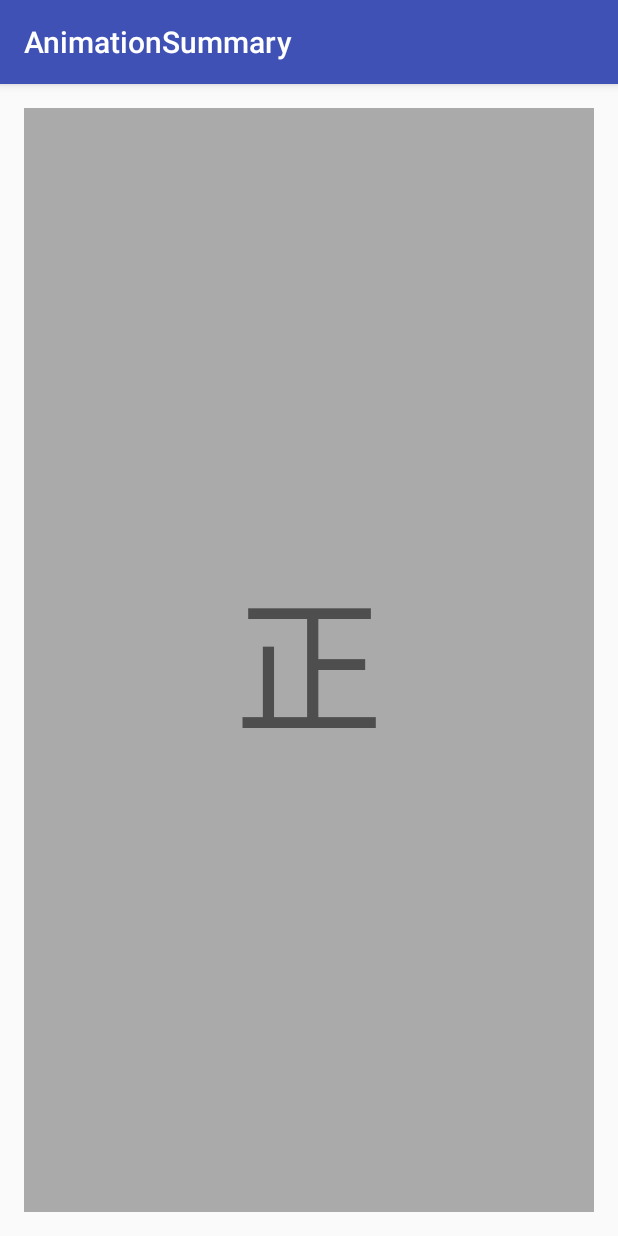
After one commit to limushan/AnimationSummary, an Android app: the PlaneRevolutionActivity screen opened directly, with no data from a screen before it, on a phone screen of 412 x 824 dp. The commit adds this screen. Run offline under Robolectric (Android 15) with nearby library versions, the phone set to English and light mode, and no system bars.

Commit message:
水平旋转

```diff
--- a/app/src/main/AndroidManifest.xml
+++ b/app/src/main/AndroidManifest.xml
@@ -21,7 +21,8 @@
         <activity android:name=".activity.LayoutAnimationActivity" />
         <activity android:name=".activity.ValueAnimationActivity" />
         <activity android:name=".activity.FrameByFrameActivity" />
-        <activity android:name=".activity.TweenActivity"></activity>
+        <activity android:name=".activity.TweenActivity" />
+        <activity android:name=".activity.PlaneRevolutionActivity"></activity>
     </application>
 
 </manifest>
--- /dev/null
+++ b/app/src/main/java/com/android/animation/activity/PlaneRevolutionActivity.java
@@ -0,0 +1,22 @@
+package com.android.animation.activity;
+
+import android.content.Context;
+import android.content.Intent;
+import android.support.v7.app.AppCompatActivity;
+import android.os.Bundle;
+
+import com.android.animation.R;
+
+public class PlaneRevolutionActivity extends AppCompatActivity {
+
+    public static void start(Context context) {
+        Intent intent = new Intent(context, PlaneRevolutionActivity.class);
+        context.startActivity(intent);
+    }
+
+    @Override
+    protected void onCreate(Bundle savedInstanceState) {
+        super.onCreate(savedInstanceState);
+        setContentView(R.layout.activity_plane_revolution);
+    }
+}
--- a/app/src/main/java/com/android/animation/activity/ValueAnimationActivity.java
+++ b/app/src/main/java/com/android/animation/activity/ValueAnimationActivity.java
@@ -209,4 +209,8 @@ public class ValueAnimationActivity extends Activity {
         });
         animator1.start();
     }
+
+    public void planeRevolution(View view) {
+        PlaneRevolutionActivity.start(this);
+    }
 }
--- /dev/null
+++ b/app/src/main/java/com/android/animation/view/PlaneRevolutionLayout.java
@@ -0,0 +1,157 @@
+package com.android.animation.view;
+
+import android.animation.Animator;
+import android.animation.AnimatorInflater;
+import android.animation.AnimatorListenerAdapter;
+import android.content.Context;
+import android.content.res.TypedArray;
+import android.util.AttributeSet;
+import android.view.View;
+import android.widget.FrameLayout;
+
+import com.android.animation.R;
+
+/**
+ * @author 李彬彬
+ *         2017/2/14
+ */
+
+public class PlaneRevolutionLayout extends FrameLayout {
+    public static final int HORIZONTAL = 0;
+    public static final int VERTICAL = 1;
+    public static final int FRONT = 0;
+    public static final int BACK = 1;
+
+    private int mOrientation;
+    private int mLocation;
+    private View mFrontClickView;
+    private View mBackClickView;
+    private View mFirstView;
+    private View mSecondView;
+
+    private int mFrontClickViewResId = -1;
+    private int mBackClickViewResId = -1;
+
+    private Animator mFrontAnimator;
+    private Animator mBackAnimator;
+
+
+    public PlaneRevolutionLayout(Context context) {
+        this(context, null);
+    }
+
+    public PlaneRevolutionLayout(Context context, AttributeSet attrs) {
+        this(context, attrs, 0);
+    }
+
+    public PlaneRevolutionLayout(Context context, AttributeSet attrs, int defStyleAttr) {
+        this(context, attrs, defStyleAttr, 0);
+    }
+
+    public PlaneRevolutionLayout(Context context, AttributeSet attrs, int defStyleAttr, int defStyleRes) {
+        super(context, attrs, defStyleAttr, defStyleRes);
+
+        TypedArray ta = context.obtainStyledAttributes(attrs, R.styleable.PlaneRevolutionLayout, defStyleAttr, defStyleRes);
+        mOrientation = ta.getInt(R.styleable.PlaneRevolutionLayout_orientation, 0);
+        mFrontClickViewResId = ta.getInt(R.styleable.PlaneRevolutionLayout_frontClickId, -1);
+        mBackClickViewResId = ta.getInt(R.styleable.PlaneRevolutionLayout_backClickId, -1);
+        ta.recycle();
+
+        initAnimator();
+    }
+
+    private void initAnimator() {
+        mFrontAnimator = AnimatorInflater.loadAnimator(getContext(), R.animator.verical_revolution_front);
+        mBackAnimator = AnimatorInflater.loadAnimator(getContext(), R.animator.verical_revolution_back);
+        mFrontAnimator.addListener(new AnimatorListenerAdapter() {
+            @Override
+            public void onAnimationStart(Animator animation) {
+                setClickable(false);
+            }
+        });
+
+        mBackAnimator.addListener(new AnimatorListenerAdapter() {
+            @Override
+            public void onAnimationEnd(Animator animation) {
+                setClickable(true);
+            }
+        });
+    }
+
+    @Override
+    protected void onFinishInflate() {
+        int childCount = getChildCount();
+        if (childCount != 2)
+            throw new IllegalStateException("this layout must have exactly 2 children!");
+        mFirstView = getChildAt(0);
+        mSecondView = getChildAt(1);
+        if (mFrontClickViewResId != -1) {
+            setFrontClickView(findViewById(mFrontClickViewResId));
+        } else {
+            setFrontClickView(mFirstView);
+        }
+        if (mBackClickViewResId != -1) {
+            setBackClickView(findViewById(mBackClickViewResId));
+        } else {
+            setBackClickView(mSecondView);
+        }
+    }
+
+    private void setFrontClickView(View frontClickView) {
+        if (mFrontClickView != null) {
+            mFrontClickView.setOnClickListener(null);
+        }
+        mFrontClickView = frontClickView;
+        if (mFrontClickView != null) {
+            mFrontClickView.setOnClickListener(new OnClickListener() {
+                @Override
+                public void onClick(View v) {
+                    startRotate();
+                }
+            });
+        }
+    }
+
+    public void setBackClickView(View backClickView) {
+        if (mBackClickView != null) {
+            mBackClickView.setOnClickListener(null);
+        }
+        mBackClickView = backClickView;
+        if (mBackClickView != null) {
+            mBackClickView.setOnClickListener(new OnClickListener() {
+                @Override
+                public void onClick(View v) {
+                    startRotate();
+                }
+            });
+        }
+    }
+
+    /**
+     * start switch view
+     */
+    private void startRotate() {
+        if (mLocation == FRONT) {
+            mFrontAnimator.setTarget(mSecondView);
+            mBackAnimator.setTarget(mFirstView);
+            mFrontAnimator.start();
+            mBackAnimator.start();
+            mLocation = BACK;
+        } else {
+            mFrontAnimator.setTarget(mFirstView);
+            mBackAnimator.setTarget(mSecondView);
+            mFrontAnimator.start();
+            mBackAnimator.start();
+            //setCameraDistance();
+            mLocation = FRONT;
+        }
+        setCameraDistance();
+
+    }
+
+    private void setCameraDistance() {
+        float distance = getContext().getResources().getDisplayMetrics().density * 16000;
+        mFirstView.setCameraDistance(distance);
+        mSecondView.setCameraDistance(distance);
+    }
+}
--- /dev/null
+++ b/app/src/main/res/animator/verical_revolution_back.xml
@@ -0,0 +1,15 @@
+<?xml version="1.0" encoding="utf-8"?>
+<set xmlns:android="http://schemas.android.com/apk/res/android">
+    <objectAnimator
+        android:duration="3000"
+        android:propertyName="rotationY"
+        android:valueFrom="-180"
+        android:valueTo="0" />
+
+    <objectAnimator
+        android:duration="0"
+        android:propertyName="alpha"
+        android:startOffset="1500"
+        android:valueFrom="0.0"
+        android:valueTo="1.0" />
+</set>
--- /dev/null
+++ b/app/src/main/res/animator/verical_revolution_front.xml
@@ -0,0 +1,17 @@
+<?xml version="1.0" encoding="utf-8"?>
+<set xmlns:android="http://schemas.android.com/apk/res/android">
+
+    <objectAnimator
+        android:duration="3000"
+        android:propertyName="rotationY"
+        android:valueFrom="0"
+        android:valueTo="180" />
+
+    <objectAnimator
+        android:duration="0"
+        android:propertyName="alpha"
+        android:startOffset="1500"
+        android:valueFrom="1"
+        android:valueTo="0" />
+
+</set>
--- /dev/null
+++ b/app/src/main/res/layout/activity_plane_revolution.xml
@@ -0,0 +1,29 @@
+<?xml version="1.0" encoding="utf-8"?>
+<com.android.animation.view.PlaneRevolutionLayout xmlns:android="http://schemas.android.com/apk/res/android"
+    xmlns:tools="http://schemas.android.com/tools"
+    android:id="@+id/activity_plane_revolution"
+    android:layout_width="match_parent"
+    android:layout_height="match_parent"
+    android:paddingBottom="@dimen/activity_vertical_margin"
+    android:paddingLeft="@dimen/activity_horizontal_margin"
+    android:paddingRight="@dimen/activity_horizontal_margin"
+    android:paddingTop="@dimen/activity_vertical_margin"
+    tools:context="com.android.animation.activity.PlaneRevolutionActivity">
+
+    <TextView
+        android:layout_width="match_parent"
+        android:layout_height="match_parent"
+        android:gravity="center"
+        android:background="@android:color/background_dark"
+        android:text="反"
+        android:textSize="100sp" />
+
+    <TextView
+        android:layout_width="match_parent"
+        android:layout_height="match_parent"
+        android:background="@android:color/darker_gray"
+        android:gravity="center"
+        android:text="正"
+        android:textSize="100sp" />
+
+</com.android.animation.view.PlaneRevolutionLayout>
```
Also changed, not shown: app/src/main/res/layout/activity_value_animation.xml (+10 -3 lines), app/src/main/res/values/attrs.xml (added, +8 -0 lines).
